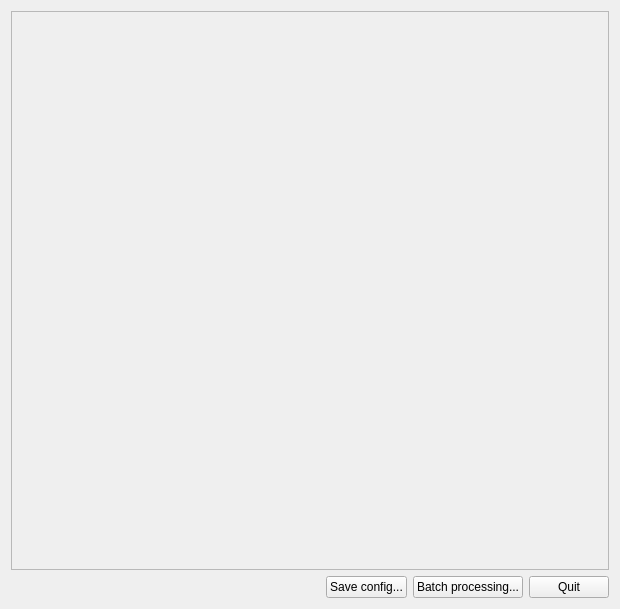
The window that pyFAI/resources/gui/integration-dialog.ui (silx-kit/pyFAI) describes before a commit, drawn with Qt 5.
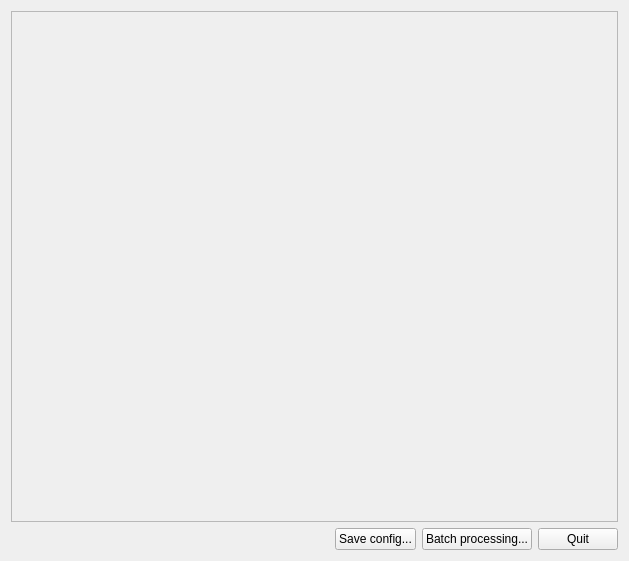
The same window after the commit.

Commit message: Add a scrollbar to allow to display the GUI on small screens

```diff
--- a/pyFAI/resources/gui/integration-dialog.ui
+++ b/pyFAI/resources/gui/integration-dialog.ui
@@ -6,8 +6,8 @@
    <rect>
     <x>0</x>
     <y>0</y>
-    <width>620</width>
-    <height>609</height>
+    <width>629</width>
+    <height>561</height>
    </rect>
   </property>
   <property name="windowTitle">
@@ -15,7 +15,7 @@
   </property>
   <layout class="QVBoxLayout" name="verticalLayout">
    <item>
-    <widget class="QScrollArea" name="_scrollArea">
+    <widget class="QScrollArea" name="_holder">
      <property name="sizePolicy">
       <sizepolicy hsizetype="MinimumExpanding" vsizetype="Expanding">
        <horstretch>0</horstretch>
@@ -30,15 +30,11 @@
        <rect>
         <x>0</x>
         <y>0</y>
-        <width>598</width>
-        <height>549</height>
+        <width>607</width>
+        <height>501</height>
        </rect>
       </property>
-      <layout class="QVBoxLayout" name="verticalLayout_2">
-       <item>
-        <widget class="QWidget" name="_holder" native="true"/>
-       </item>
-      </layout>
+      <layout class="QVBoxLayout" name="verticalLayout_2"/>
      </widget>
     </widget>
    </item>
```
The commit also changes 1 other file.
